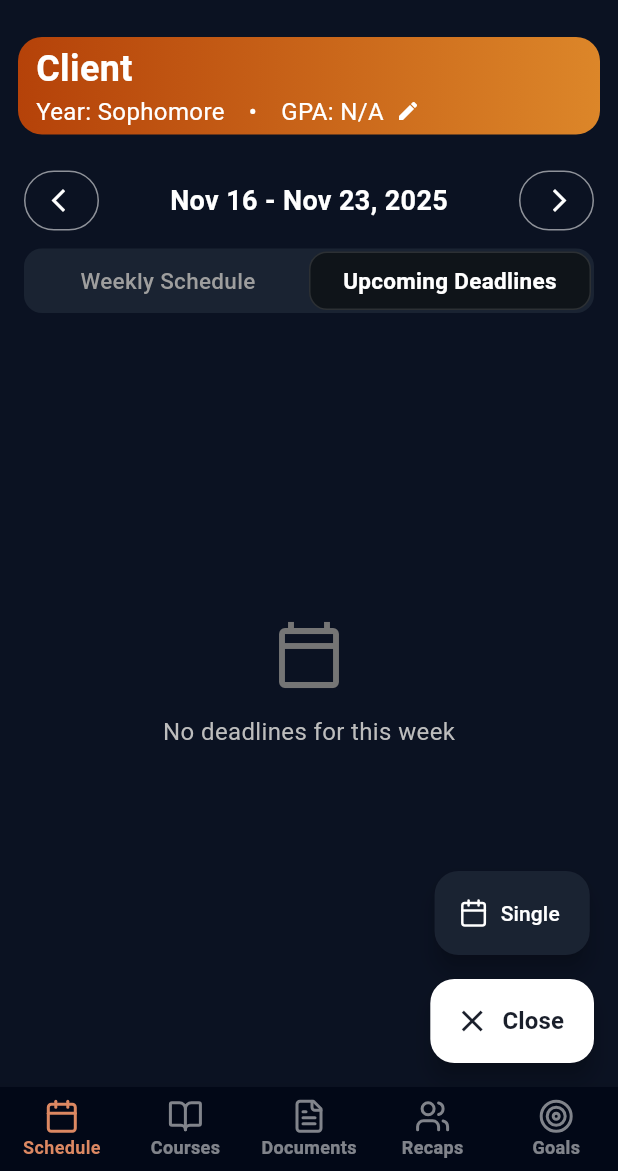
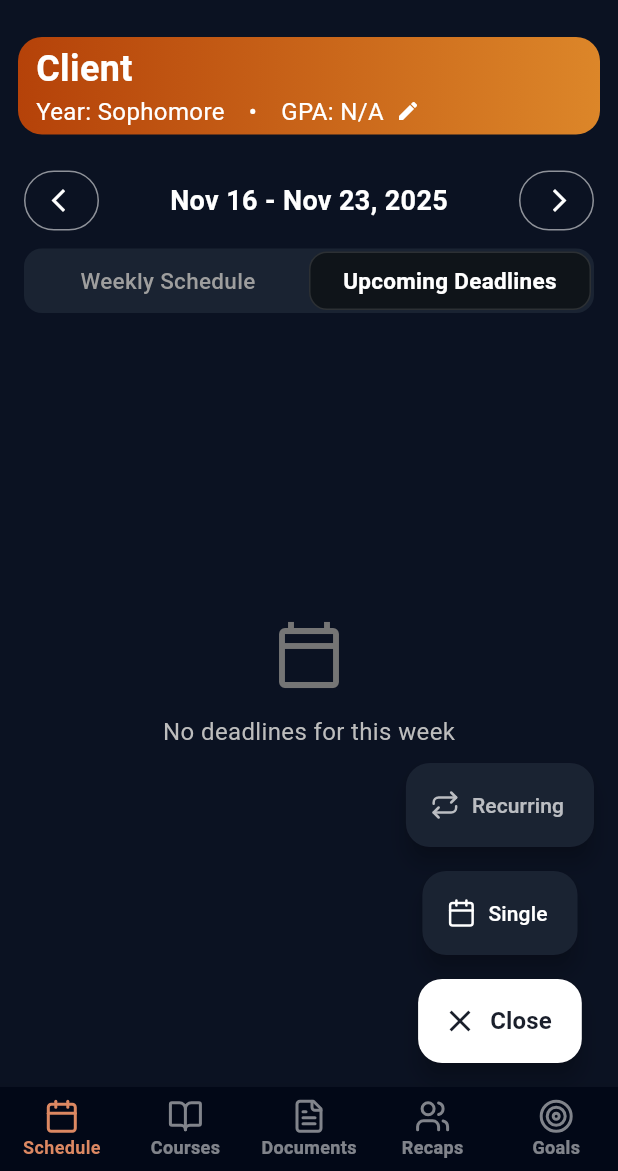
Before and after one commit to KLIQLLC/launchgo-flutter, a Flutter app: the ScheduleScreen screen opened by its route, after a tap on the "arrow forward ios" icon, after a tap on "Upcoming Deadlines", after a tap on "Add Event", on a phone screen of 412 x 824 dp, the part 65-1236 px from its top. Run offline on Flutter 3.47's test engine with Material 3 defaults, Android fonts, the light colour scheme and no system bars; our stand-ins replace dio, equatable, file_picker, firebase_core, firebase_crashlytics, firebase_messaging and 17 more; missing offline and left inert: app_badge_plus, stream_chat_flutter; accounts and stored records are empty; generated files the repository leaves out were written again; network calls fail.

Commit message:
Enable recurrent event

```diff
--- a/launchgo/lib/screens/schedule/schedule_screen.dart
+++ b/launchgo/lib/screens/schedule/schedule_screen.dart
@@ -844,8 +844,16 @@ class _WeeklyScheduleViewState extends State<_WeeklyScheduleView> {
   }
 
   Future<void> _openEvent(Event event) async {
+    // Route to appropriate form based on event type
+    final String routePath;
+    if (event.isRecurrence) {
+      routePath = '/recurring-event/${event.id}';
+    } else {
+      routePath = '/event/${event.id}';
+    }
+
     final result = await context.push(
-      '/event/${event.id}',
+      routePath,
       extra: event,
     );
 
@@ -1278,34 +1286,34 @@ class _ExpandableFABState extends State<_ExpandableFAB>
     return Column(
       mainAxisSize: MainAxisSize.min,
       children: [
-        // Recurrent Event FAB - DISABLED FOR NOW
-        // AnimatedBuilder(
-        //   animation: _scaleAnimation,
-        //   builder: (context, child) {
-        //     return Transform.scale(
-        //       scale: _scaleAnimation.value,
-        //       child: _isExpanded
-        //           ? _SubFAB(
-        //               icon: SvgPicture.asset(
-        //                 'assets/icons/recurring.svg',
-        //                 width: 20,
-        //                 height: 20,
-        //                 colorFilter: const ColorFilter.mode(
-        //                   Colors.white70,
-        //                   BlendMode.srcIn,
-        //                 ),
-        //               ),
-        //               label: 'Recurring',
-        //               onPressed: () => _onOptionSelected(widget.onRecurrentEvent),
-        //               backgroundColor: const Color(0xFF1A2332),
-        //               foregroundColor: Colors.white70,
-        //             )
-        //           : const SizedBox.shrink(),
-        //     );
-        //   },
-        // ),
+        // Recurrent Event FAB
+        AnimatedBuilder(
+          animation: _scaleAnimation,
+          builder: (context, child) {
+            return Transform.scale(
+              scale: _scaleAnimation.value,
+              child: _isExpanded
+                  ? _SubFAB(
+                      icon: SvgPicture.asset(
+                        'assets/icons/recurring.svg',
+                        width: 20,
+                        height: 20,
+                        colorFilter: const ColorFilter.mode(
+                          Colors.white70,
+                          BlendMode.srcIn,
+                        ),
+                      ),
+                      label: 'Recurring',
+                      onPressed: () => _onOptionSelected(widget.onRecurrentEvent),
+                      backgroundColor: const Color(0xFF1A2332),
+                      foregroundColor: Colors.white70,
+                    )
+                  : const SizedBox.shrink(),
+            );
+          },
+        ),
 
-        // if (_isExpanded) const SizedBox(height: 16),
+        if (_isExpanded) const SizedBox(height: 16),
 
         // Single Event FAB
         AnimatedBuilder(
```
Also changed, not shown: launchgo/lib/router/app_router.dart (+10 -0 lines), launchgo/lib/screens/schedule/recurring_event_form_screen.dart (+91 -5 lines).
